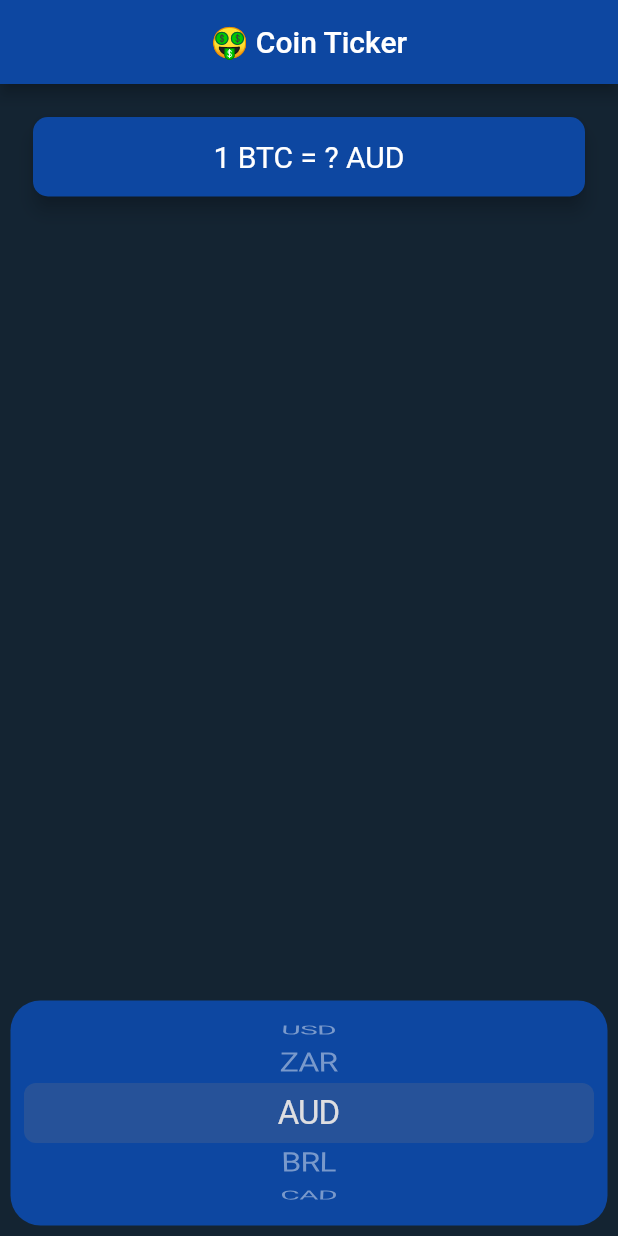
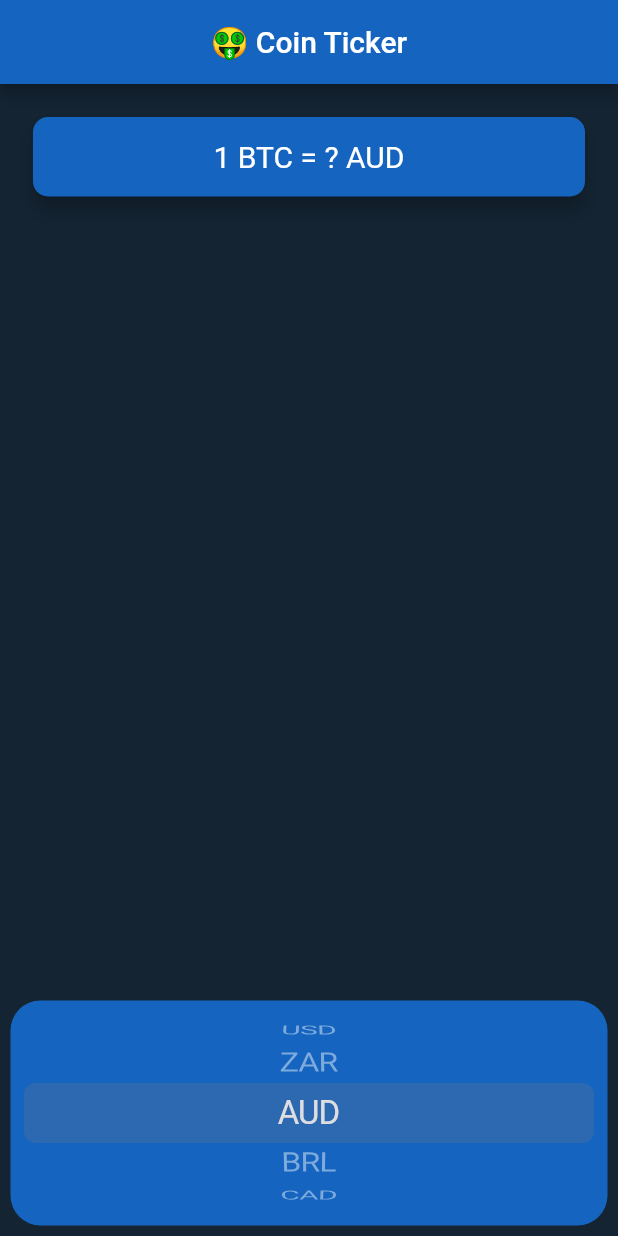
Before and after one commit to chaniru-puldith/crypto-ticker-flutter-app, a Flutter app: the screen it shows after launch, on a phone screen of 412 x 824 dp. Run offline on Flutter 3.47's test engine with Material 2 defaults, Android fonts, the phone set to English and light mode, and no system bars; our stand-ins replace flutter_dotenv; network calls fail.

Commit message:
Reformat code

```diff
--- a/lib/main.dart
+++ b/lib/main.dart
@@ -17,11 +17,11 @@ class MyApp extends StatelessWidget {
   @override
   Widget build(BuildContext context) {
     SystemChrome.setSystemUIOverlayStyle(
-        SystemUiOverlayStyle(statusBarColor: Colors.blue.shade900));
+        SystemUiOverlayStyle(statusBarColor: Colors.blue.shade800));
     return MaterialApp(
       debugShowCheckedModeBanner: false,
       theme: ThemeData.dark().copyWith(
-          primaryColor: Colors.blue.shade900,
+          primaryColor: Colors.blue.shade800,
           scaffoldBackgroundColor: Color(0xFF142432)),
       home: PriceScreen(),
     );
--- a/lib/price_screen.dart
+++ b/lib/price_screen.dart
@@ -8,7 +8,7 @@ class PriceScreen extends StatefulWidget {
 }
 
 class _PriceScreenState extends State<PriceScreen> {
-  String btcRate = '?';
+  String rateValue = '?';
   String selectedCurrency = 'AUD';
 
   @override
@@ -23,36 +23,23 @@ class _PriceScreenState extends State<PriceScreen> {
       appBar: AppBar(
         centerTitle: true,
         title: const Text('🤑 Coin Ticker'),
-        backgroundColor: Colors.blue.shade900,
+        backgroundColor: Colors.blue.shade800,
       ),
       body: Column(
         mainAxisAlignment: MainAxisAlignment.spaceBetween,
         crossAxisAlignment: CrossAxisAlignment.stretch,
         children: <Widget>[
-          Padding(
-            padding: const EdgeInsets.fromLTRB(18.0, 18.0, 18.0, 0),
-            child: Card(
-                color: Colors.blue.shade900,
-                elevation: 5.0,
-                shape: RoundedRectangleBorder(
-                  borderRadius: BorderRadius.circular(10.0),
-                ),
-                child: Column(
-                  children: [
           CryptoCard(
             selectedCurrency: selectedCurrency,
-                      rateValue: btcRate,
+            rateValue: rateValue,
             cryptoCurrency: 'BTC',
-                    ),
-                  ],
-                )),
           ),
           Padding(
             padding: const EdgeInsets.all(7.0),
             child: Container(
               decoration: BoxDecoration(
                 borderRadius: BorderRadius.circular(20.0),
-                color: Colors.blue.shade900,
+                color: Colors.blue.shade800,
               ),
               height: 150.0,
               padding: const EdgeInsets.only(top: 7.0, bottom: 7.0),
@@ -94,7 +81,7 @@ class _PriceScreenState extends State<PriceScreen> {
     try {
       var data = await CoinData().getCoinData(currency);
       setState(() {
-        btcRate = data;
+        rateValue = data;
       });
     } catch (e) {
       print(e);
@@ -117,7 +104,18 @@ class CryptoCard extends StatelessWidget {
   @override
   Widget build(BuildContext context) {
     return Padding(
-      padding: const EdgeInsets.symmetric(vertical: 15.0, horizontal: 28.0),
+      padding: const EdgeInsets.fromLTRB(18.0, 18.0, 18.0, 0),
+      child: Card(
+        color: Colors.blue.shade800,
+        elevation: 5.0,
+        shape: RoundedRectangleBorder(
+          borderRadius: BorderRadius.circular(10.0),
+        ),
+        child: Column(
+          children: [
+            Padding(
+              padding:
+                  const EdgeInsets.symmetric(vertical: 15.0, horizontal: 28.0),
               child: Text(
                 '1 BTC = $rateValue $selectedCurrency',
                 textAlign: TextAlign.center,
@@ -126,6 +124,10 @@ class CryptoCard extends StatelessWidget {
                   color: Colors.white,
                 ),
               ),
+            )
+          ],
+        ),
+      ),
     );
   }
 }
```
Lines whose indentation alone changed are shown as unchanged.
